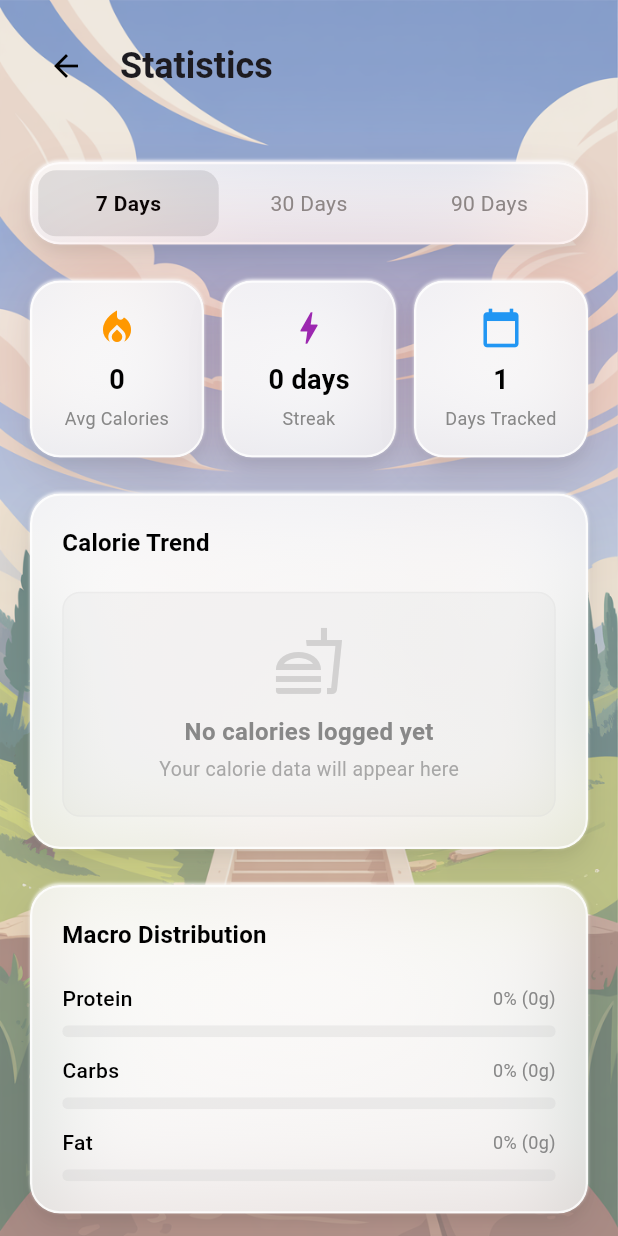
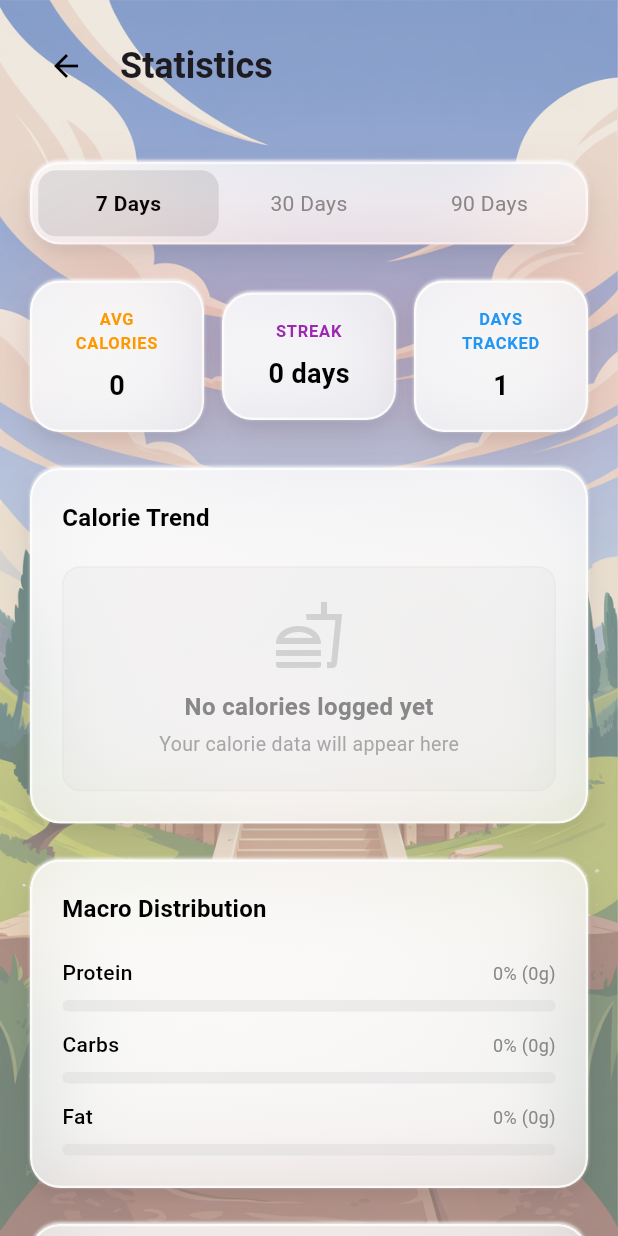
Before and after one commit to VladTepesDev/VU3, a Flutter app: the MainNavigation screen opened directly, item 4 of the bottom bar chosen, after a tap on "View Detailed Statistics", on a phone screen of 412 x 824 dp. Run offline on Flutter 3.47's test engine with Material 3 defaults, Android fonts, the phone set to English and light mode, and no system bars; our stand-ins replace flutter_local_notifications, image_picker, shared_preferences, timezone; missing offline and left inert: flutter_inappwebview; accounts and stored records are empty; statements that could not run were skipped.

Commit message:
visual enhancements

```diff
--- a/lib/screens/add_meal_screen.dart
+++ b/lib/screens/add_meal_screen.dart
@@ -342,29 +342,28 @@ class _AddMealScreenState extends State<AddMealScreen> {
       child: Container(
         padding: const EdgeInsets.symmetric(vertical: 12, horizontal: 16),
         decoration: BoxDecoration(
-          gradient: isSelected
-              ? LinearGradient(
-                  colors: [
-                    AppTheme.textBlack,
-                    AppTheme.textDarkGray,
-                  ],
-                )
-              : null,
-          color: isSelected ? null : Colors.transparent,
+          gradient: LinearGradient(
+            begin: Alignment.topLeft,
+            end: Alignment.bottomRight,
+            colors: [
+              AppTheme.glassWhite.withValues(alpha: isSelected ? 0.4 : 0.25),
+              AppTheme.glassGray.withValues(alpha: isSelected ? 0.3 : 0.15),
+            ],
+          ),
+          borderRadius: BorderRadius.circular(16),
           border: Border.all(
             color: isSelected
-                ? AppTheme.textBlack
-                : AppTheme.borderGray,
+                ? AppTheme.borderGray.withValues(alpha: 0.6)
+                : AppTheme.borderGray.withValues(alpha: 0.3),
             width: isSelected ? 2 : 1.5,
           ),
-          borderRadius: BorderRadius.circular(16),
         ),
         child: Text(
           label,
           style: TextStyle(
-            color: isSelected ? AppTheme.textWhite : AppTheme.textGray,
+            color: AppTheme.textBlack,
             fontSize: 13,
-            fontWeight: FontWeight.w600,
+            fontWeight: isSelected ? FontWeight.w700 : FontWeight.w600,
           ),
           textAlign: TextAlign.center,
         ),
--- a/lib/screens/statistics_screen.dart
+++ b/lib/screens/statistics_screen.dart
@@ -175,7 +175,6 @@ class _StatisticsScreenState extends State<StatisticsScreen> {
                 child: _buildStatCard(
                   'Avg Calories',
                   avgCalories.toInt().toString(),
-                  Icons.local_fire_department,
                   AppTheme.accentOrange,
                 ),
               ),
@@ -184,7 +183,6 @@ class _StatisticsScreenState extends State<StatisticsScreen> {
                 child: _buildStatCard(
                   'Streak',
                   '$streak days',
-                  Icons.bolt,
                   AppTheme.accentPurple,
                 ),
               ),
@@ -193,7 +191,6 @@ class _StatisticsScreenState extends State<StatisticsScreen> {
                 child: _buildStatCard(
                   'Days Tracked',
                   totalDays.toString(),
-                  Icons.calendar_today,
                   AppTheme.accentBlue,
               ),
             ),
@@ -204,12 +201,21 @@ class _StatisticsScreenState extends State<StatisticsScreen> {
     );
   }
 
-  Widget _buildStatCard(String label, String value, IconData icon, Color color) {
+  Widget _buildStatCard(String label, String value, Color color) {
     return GlassContainer(
       padding: const EdgeInsets.all(16),
       child: Column(
         children: [
-          Icon(icon, color: color, size: 28),
+          Text(
+            label.toUpperCase(),
+            style: TextStyle(
+              color: color,
+              fontSize: 11,
+              fontWeight: FontWeight.w600,
+              letterSpacing: 0.5,
+            ),
+            textAlign: TextAlign.center,
+          ),
           const SizedBox(height: 8),
           Text(
             value,
@@ -218,15 +224,6 @@ class _StatisticsScreenState extends State<StatisticsScreen> {
               fontSize: 18,
               fontWeight: FontWeight.bold,
             ),
-          ),
-          const SizedBox(height: 4),
-          Text(
-            label,
-            style: const TextStyle(
-              color: AppTheme.textGray,
-              fontSize: 12,
-            ),
-            textAlign: TextAlign.center,
           ),
         ],
       ),
```
Also changed, not shown: lib/screens/home_screen.dart (+42 -28 lines), lib/screens/menus_screen.dart (+10 -15 lines).
